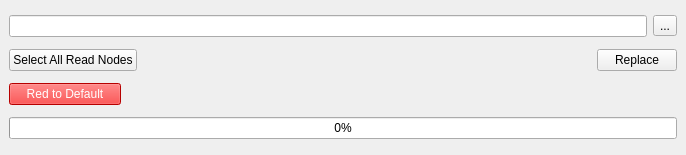
iceanimations/replaceReadPath, file ui/main.ui: the form before one commit.
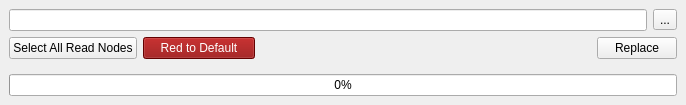
The form after the commit.

Commit message: select button hid, style sheet added to rtdButton for click

Diff of the .ui file:
```diff
--- a/ui/main.ui
+++ b/ui/main.ui
@@ -7,7 +7,7 @@
     <x>0</x>
     <y>0</y>
     <width>686</width>
-    <height>155</height>
+    <height>105</height>
    </rect>
   </property>
   <property name="windowTitle">
@@ -39,30 +39,6 @@
        </widget>
       </item>
       <item>
-       <spacer name="horizontalSpacer">
-        <property name="orientation">
-         <enum>Qt::Horizontal</enum>
-        </property>
-        <property name="sizeHint" stdset="0">
-         <size>
-          <width>40</width>
-          <height>20</height>
-         </size>
-        </property>
-       </spacer>
-      </item>
-      <item>
-       <widget class="QPushButton" name="replaceButton">
-        <property name="text">
-         <string>Replace</string>
-        </property>
-       </widget>
-      </item>
-     </layout>
-    </item>
-    <item>
-     <layout class="QHBoxLayout" name="horizontalLayout_3">
-      <item>
        <widget class="QPushButton" name="rtdButton">
         <property name="minimumSize">
          <size>
@@ -71,7 +47,7 @@
          </size>
         </property>
         <property name="styleSheet">
-         <string>background-color: red; color: white;</string>
+         <string>background-color: darkRed; color: white;</string>
         </property>
         <property name="text">
          <string>Red to Default</string>
@@ -79,7 +55,7 @@
        </widget>
       </item>
       <item>
-       <spacer name="horizontalSpacer_2">
+       <spacer name="horizontalSpacer">
         <property name="orientation">
          <enum>Qt::Horizontal</enum>
         </property>
@@ -91,8 +67,28 @@
         </property>
        </spacer>
       </item>
+      <item>
+       <widget class="QPushButton" name="replaceButton">
+        <property name="text">
+         <string>Replace</string>
+        </property>
+       </widget>
+      </item>
      </layout>
     </item>
+    <item>
+     <spacer name="verticalSpacer">
+      <property name="orientation">
+       <enum>Qt::Vertical</enum>
+      </property>
+      <property name="sizeHint" stdset="0">
+       <size>
+        <width>20</width>
+        <height>40</height>
+       </size>
+      </property>
+     </spacer>
+    </item>
     <item>
      <widget class="QProgressBar" name="progressBar">
       <property name="value">
```
The commit also changes 1 other file.
